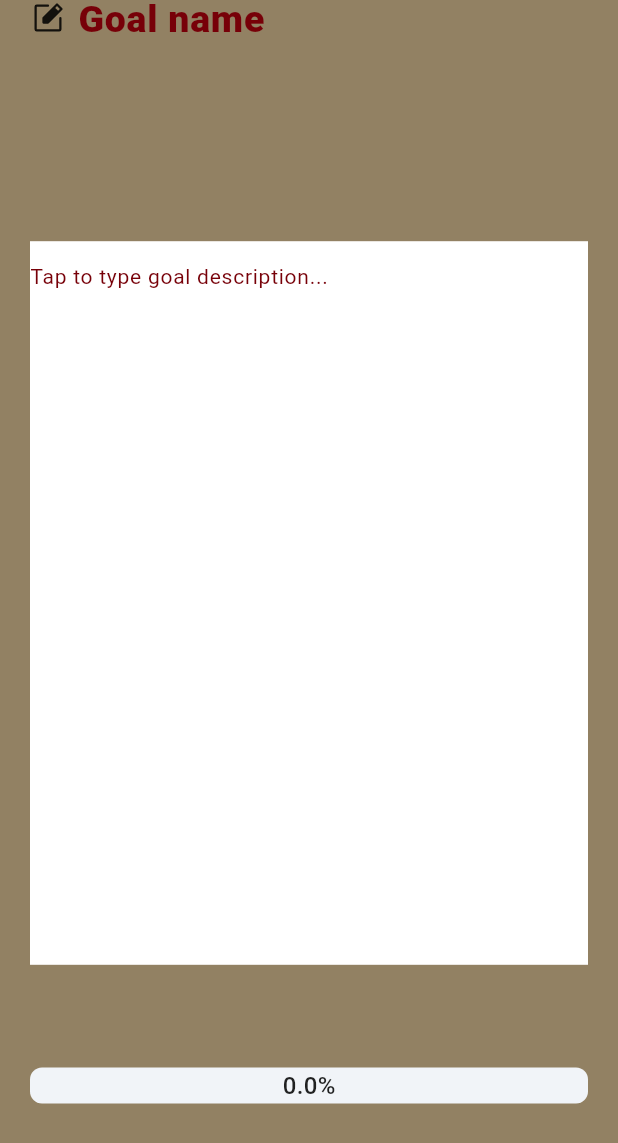
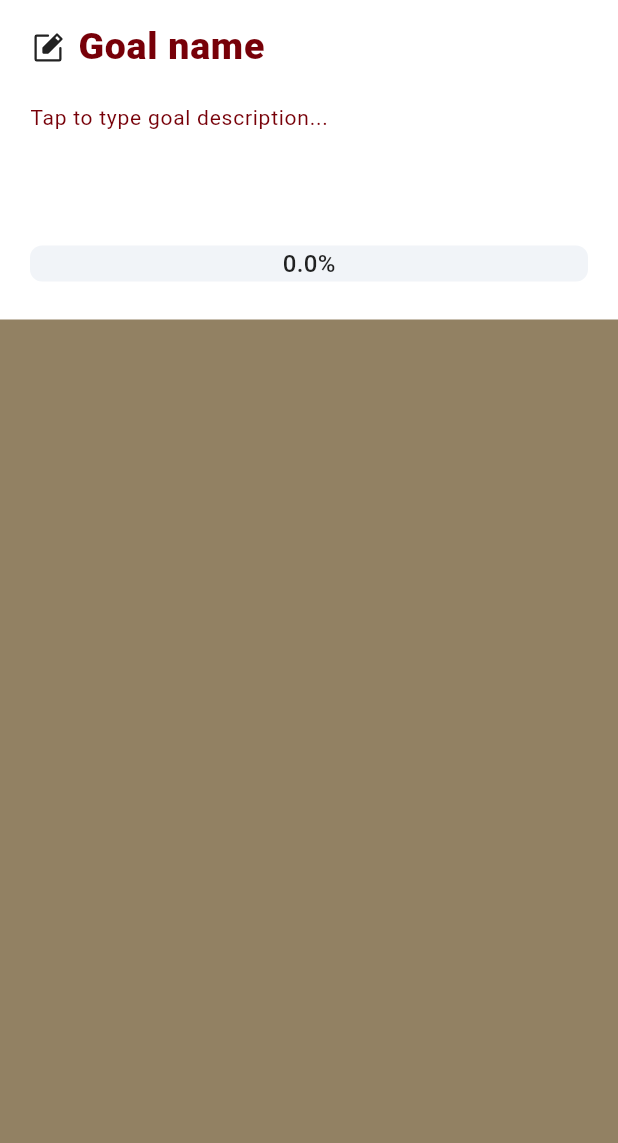
Before and after one commit to sankassio99/goals_tracker, a Flutter app: the HeaderGoalWidget widget shown alone on an empty page, opened directly with empty values, on a phone screen of 412 x 824 dp. Shown: the top 1143 px of the screen. Run offline on Flutter 3.47's test engine with Material 2 defaults, Android fonts, the phone set to English and light mode, and no system bars; drawn by our look-alikes of percent_indicator; our stand-ins replace get, phosphor_flutter; Roboto replaces fonts that are missing (Poppins).

Commit message:
simplify header layout

```diff
--- a/lib/presentation/components/header_goal_widget.dart
+++ b/lib/presentation/components/header_goal_widget.dart
@@ -16,8 +16,14 @@ class HeaderGoalWidget extends StatelessWidget {
 
   @override
   Widget build(BuildContext context) {
-    return Padding(
-      padding: const EdgeInsetsDirectional.fromSTEB(20, 0, 20, 20),
+    return Container(
+      width: MediaQuery.of(context).size.width,
+      height: 213,
+      decoration: const BoxDecoration(
+        color: Colors.white,
+      ),
+      child: Padding(
+        padding: const EdgeInsetsDirectional.fromSTEB(20, 20, 20, 20),
         child: Column(
           mainAxisSize: MainAxisSize.max,
           children: [
@@ -29,6 +35,7 @@ class HeaderGoalWidget extends StatelessWidget {
                 child: GoalDescWidget(controller: controller, model: model)),
             Expanded(flex: 1, child: ProgressBar(goalModel: model)),
           ],
+        ),
       ),
     );
   }
@@ -46,11 +53,8 @@ class GoalDescWidget extends StatelessWidget {
 
   @override
   Widget build(BuildContext context) {
-    return Container(
+    return SizedBox(
       width: double.infinity,
-      decoration: const BoxDecoration(
-        color: Colors.white,
-      ),
       child: Focus(
         onFocusChange: (value) {
           if (!value) {
@@ -62,6 +66,7 @@ class GoalDescWidget extends StatelessWidget {
             controller: model.descriptionController,
             maxLines: null,
             decoration: const InputDecoration(
+              fillColor: Colors.white,
               hintText: 'Tap to type goal description...',
               border: InputBorder.none,
             ),
```
Also changed, not shown: lib/presentation/pages/main_goal_page_widget.dart (+2 -12 lines). Lines whose indentation alone changed are shown as unchanged.
